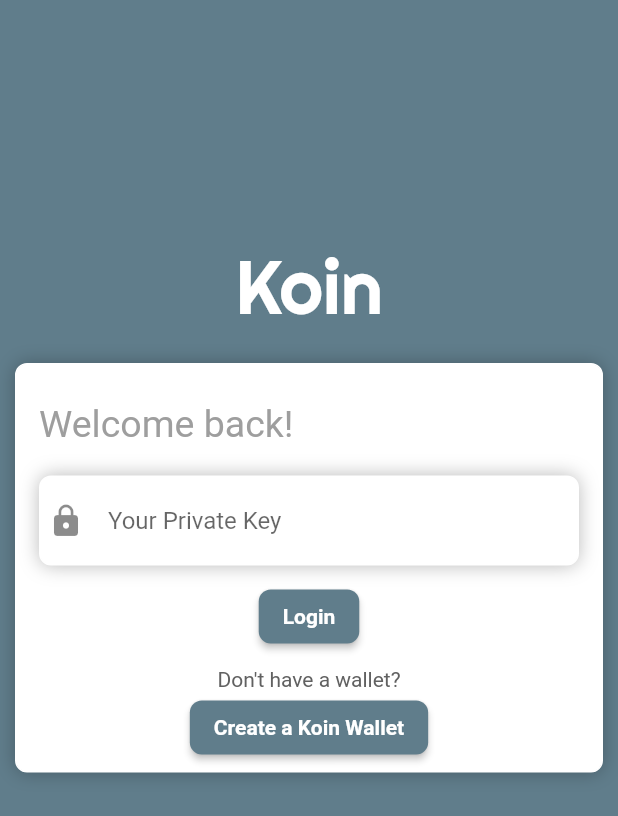
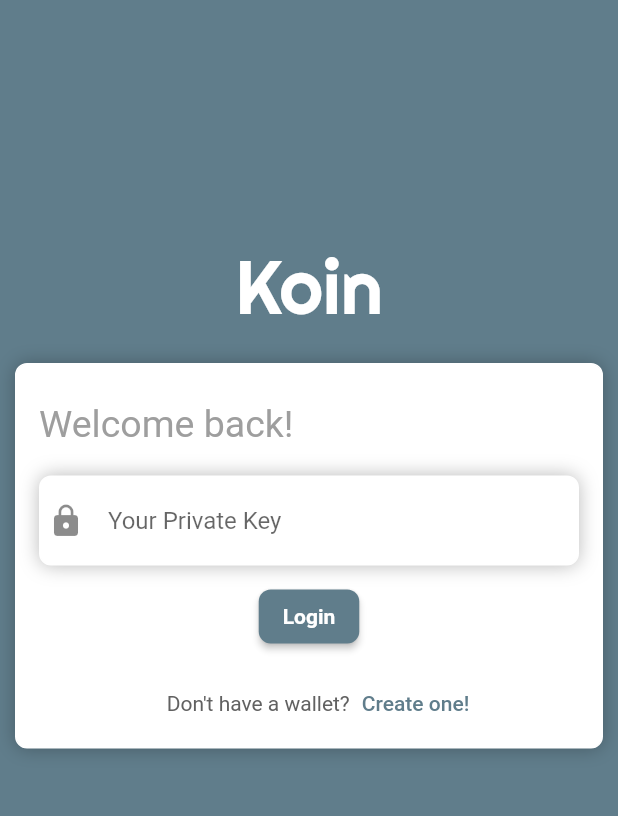
Before and after one commit to phatng45/koin, a Flutter app: the LoginPage widget shown alone on an empty page, opened directly, on a phone screen of 412 x 824 dp. Shown: the top 816 px of the screen. Run offline on Flutter 3.47's test engine with Material 2 defaults, Android fonts, the phone set to English and light mode, and no system bars; our stand-ins replace google_fonts.

Commit message:
update create wallet page. login page, added home page

```diff
--- a/lib/CreateWalletPage.dart
+++ b/lib/CreateWalletPage.dart
@@ -67,7 +67,7 @@ class CreateWalletPage extends StatelessWidget {
           ),
           Padding(
               padding: EdgeInsets.fromLTRB(0, 5, 0, 0),
-              child: TextButton(onPressed: () {}, child: Text("Login")))
+              child: TextButton(onPressed: () {}, child: Text("Back to Login")))
         ],
       ),
     );
--- a/lib/LoginPage.dart
+++ b/lib/LoginPage.dart
@@ -41,11 +41,19 @@ class _LoginPageState extends State<LoginPage> {
           child: Text("Login"),
         ),
       ),
-      Text(
-        "Don't have a wallet?",
-        style: Theme.of(context).textTheme.bodyMedium,
+      Padding(
+        padding: EdgeInsets.fromLTRB(20, 0, 0, 0),
+        child: Row(
+          mainAxisAlignment: MainAxisAlignment.center,
+          children: [
+            Text(
+              "Don't have a wallet?",
+              style: Theme.of(context).textTheme.bodyMedium,
+            ),
+            TextButton(onPressed: () {}, child: Text("Create one!")),
+          ],
+        ),
       ),
-      ElevatedButton(onPressed: () {}, child: Text("Create a Koin Wallet")),
     ]));
   }
 }
--- a/lib/main.dart
+++ b/lib/main.dart
@@ -1,6 +1,7 @@
 import 'package:flutter/material.dart';
 import 'package:google_fonts/google_fonts.dart';
 import 'package:koin/CreateWalletPage.dart';
+import 'package:koin/HomePage.dart';
 
 import 'LoginPage.dart';
 
@@ -52,7 +53,7 @@ class MyApp extends StatelessWidget {
         ),
         colorScheme: ColorScheme.fromSwatch(primarySwatch: Colors.blueGrey),
       ),
-      home: CreateWalletPage(),
+      home: HomePage(),
     );
   }
 }
```
Also changed, not shown: lib/HomePage.dart (added, +23 -0 lines).
